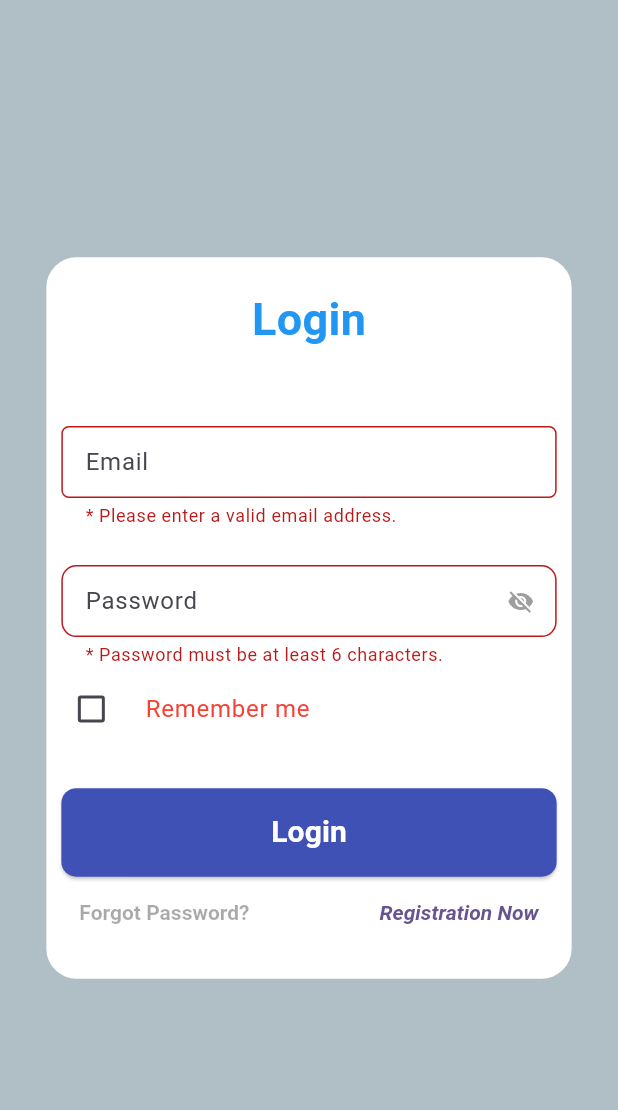
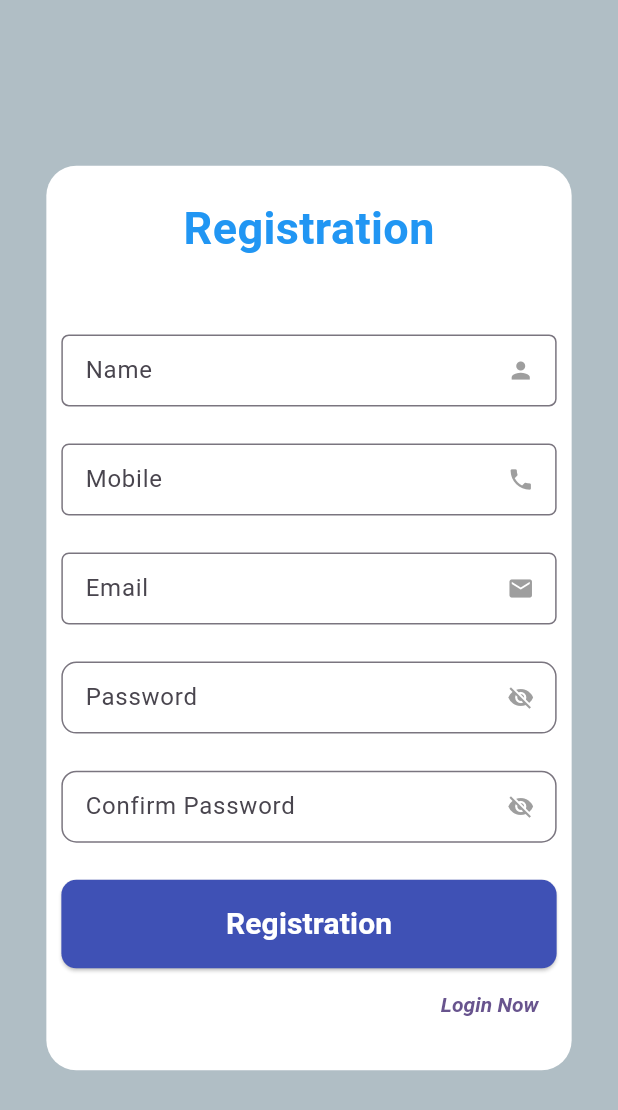
Before and after one commit to mtouseefraza/fluttor_app, a Flutter app: the screen it shows after launch, after a tap on "Login", after a tap on "Registration Now", on a phone screen of 412 x 824 dp. Shown: the top 1110 px of the screen. Run offline on Flutter 3.47's test engine with Material 3 defaults, Android fonts, the light colour scheme and no system bars; our stand-ins replace dio, shared_preferences.

```diff
--- /dev/null
+++ b/lib/config/config.dart
@@ -0,0 +1,6 @@
+class Config {
+  Config._();
+  static const String api = 'http://10.10.26.157:8080/';
+  static const String appName = 'My App';
+
+}
--- a/lib/screens/login.dart
+++ b/lib/screens/login.dart
@@ -4,8 +4,10 @@ import 'dart:convert';
 import 'dart:developer' as developer;
 import 'package:flutter/material.dart';
 import 'package:shared_preferences/shared_preferences.dart';
+import 'package:fluttor_app/services/api_client.dart';
 import 'package:fluttor_app/utils/validator.dart';
 import 'package:fluttor_app/screens/home.dart';
+import 'package:fluttor_app/screens/register.dart';
 
 class LoginScreen extends StatefulWidget {
   const LoginScreen({Key?key}) : super(key:key);
@@ -19,6 +21,7 @@ class _LoginScreenState extends State<LoginScreen> {
   final GlobalKey<FormState> _formKey = GlobalKey<FormState>();
   final TextEditingController email = TextEditingController();
   final TextEditingController password = TextEditingController();
+  final ApiClient _apiClient = ApiClient();
 
   bool _showPassword = false;
   bool _isRembemerMe = false;
@@ -28,7 +31,7 @@ class _LoginScreenState extends State<LoginScreen> {
 
     SharedPreferences prefs = await SharedPreferences.getInstance();
     setState(() {
-      _isRembemerMe = prefs.getBool('_isRembemerMe') ?? false;
+      _isRembemerMe =  prefs.getBool('_isRembemerMe') ?? false;
       if (_isRembemerMe) {
         email.text = prefs.getString('email') ?? '';
         password.text = prefs.getString('password') ?? '';
@@ -48,24 +51,32 @@ class _LoginScreenState extends State<LoginScreen> {
       await prefs.setBool('_isRembemerMe', _isRembemerMe);
       await prefs.setString('email', '');
       await prefs.setString('password', '');
-      dynamic res = {"ErrorCode":null,"data":{'accesstoken':'735754326tfythgfy','name':'touseef'}};
-      if (res['ErrorCode'] == null && res['data']!=null) {
+      dynamic res = await _apiClient.login(
+        email.text, password.text
+      );
+
+      if (res['status'] == 1 && res['data']!=null) {
         await prefs.setString('user', json.encode(res['data']));
         ScaffoldMessenger.of(context).showSnackBar(SnackBar(
-          content: Text('Login Successful.'),
+          content: Text(res['message']),
           backgroundColor: Colors.green.shade300,
         ));
-        if (res['ErrorCode'] == null) {
-          if (_isRembemerMe) {
-            await prefs.setString('email', email.text);
-            await prefs.setString('password', password.text);
-          }
+        if (_isRembemerMe) {
+          await prefs.setString('email', email.text);
+          await prefs.setString('password', password.text);
         }
         Navigator.push(
             context, MaterialPageRoute(
               builder: (context) => HomeScreen(),
             )
         );
+      }else{
+        if(res['message'].isNotEmpty) {
+          ScaffoldMessenger.of(context).showSnackBar(SnackBar(
+            content: Text(res['message']),
+            backgroundColor: Colors.red.shade300,
+          ));
+        }
       }
     }
   }
@@ -80,7 +91,6 @@ class _LoginScreenState extends State<LoginScreen> {
   void initState() {
     super.initState();
     _loadLoginInfo();
-    print("=========");
   }
 
 
@@ -129,7 +139,8 @@ class _LoginScreenState extends State<LoginScreen> {
                               isDense: true,
                               border: OutlineInputBorder(
                                 borderRadius: BorderRadius.circular(5)
-                              )
+                              ),
+
                             ),
                           ),
                           SizedBox(height: size.height * 0.03),
@@ -219,8 +230,11 @@ class _LoginScreenState extends State<LoginScreen> {
                                   textStyle: const TextStyle(fontSize: 14,color: Colors.blueGrey,fontWeight: FontWeight.bold,fontStyle: FontStyle.italic),
                                 ),
                                 onPressed: (){
-                                  print('sadasdasdasdasd');
-                                  developer.log("dddd",name:'sssssssss');
+                                  Navigator.push(
+                                      context, MaterialPageRoute(
+                                          builder: (context) => RegistrationScreen(),
+                                    )
+                                  );
                                 },
                                 child: const Text('Registration Now'),
                               ),
--- a/lib/screens/register.dart
+++ b/lib/screens/register.dart
@@ -0,0 +1,270 @@
+import 'dart:core';
+import 'package:flutter/material.dart';
+import 'package:fluttor_app/services/api_client.dart';
+import 'package:fluttor_app/utils/validator.dart';
+import 'package:fluttor_app/screens/home.dart';
+import 'package:fluttor_app/screens/login.dart';
+
+class RegistrationScreen extends StatefulWidget {
+  const RegistrationScreen({Key?key}) : super(key:key);
+
+  @override
+  State<RegistrationScreen> createState() => _RegistrationScreenState();
+}
+
+class _RegistrationScreenState extends State<RegistrationScreen> {
+
+  final GlobalKey<FormState> _formKey = GlobalKey<FormState>();
+  final TextEditingController name = TextEditingController();
+  final TextEditingController mobile = TextEditingController();
+  final TextEditingController email = TextEditingController();
+  final TextEditingController password = TextEditingController();
+  final TextEditingController confirm_password = TextEditingController();
+  final ApiClient _apiClient = ApiClient();
+
+  bool _showPassword = false;
+
+
+  Future<void> registration() async {
+    if (_formKey.currentState!.validate()) {
+      ScaffoldMessenger.of(context).showSnackBar(SnackBar(
+        content: const Text('Processing Data'),
+        backgroundColor: Colors.green.shade300,
+      ));
+
+      Map data = {};
+      data['Status'] = 1;
+      data['Email'] = email.text;
+      data['Password'] = password.text;
+      data['Mobile'] = mobile.text;
+      data['Name'] = name.text;
+      dynamic res = await _apiClient.registration(data);
+      print(res);
+      if (res['status'] == 1 && res['data']!=null) {
+        ScaffoldMessenger.of(context).showSnackBar(SnackBar(
+          content: Text(res['message']),
+          backgroundColor: Colors.green.shade300,
+        ));
+
+        Navigator.push(
+            context, MaterialPageRoute(
+          builder: (context) => LoginScreen(),
+        )
+        );
+      }else{
+         if(res['error'].isNotEmpty && res['error'].containsKey('Email')){
+          ScaffoldMessenger.of(context).showSnackBar(SnackBar(
+            content: Text(res['error']['Email']),
+            backgroundColor: Colors.red.shade300,
+          ));
+        }else if(res['error'].isNotEmpty && res['error'].containsKey('Mobile')){
+          ScaffoldMessenger.of(context).showSnackBar(SnackBar(
+            content: Text(res['error']['Mobile']),
+            backgroundColor: Colors.red.shade300,
+          ));
+        }else if(res['message'].isNotEmpty) {
+           ScaffoldMessenger.of(context).showSnackBar(SnackBar(
+             content: Text(res['message']),
+             backgroundColor: Colors.red.shade300,
+           ));
+         }
+      }
+    }
+  }
+
+  @override
+  void initState() {
+    super.initState();
+  }
+
+
+  @override
+  Widget build(BuildContext context) {
+    var size = MediaQuery.of(context).size;
+    return Scaffold(
+        backgroundColor: Colors.blueGrey[200],
+        body: Form(
+          key: _formKey,
+          child: Stack(
+            children: [
+              SizedBox(
+                width: size.width,
+                height: size.height,
+                child: Align(
+                  alignment: Alignment.center,
+                  child: Container(
+                    width: size.width * 0.85,
+                    padding: EdgeInsets.symmetric(horizontal: 10,vertical: 20),
+                    decoration: BoxDecoration(
+                        color:Colors.white,
+                        borderRadius: BorderRadius.circular(20)
+                    ),
+                    child: SingleChildScrollView(
+                      child:   Center(
+                          child: Column(
+                            crossAxisAlignment: CrossAxisAlignment.start,
+                            mainAxisAlignment: MainAxisAlignment.center,
+                            children: [
+                              Center(
+                                child: Text(
+                                  'Registration',
+                                  style: TextStyle(fontSize: 30,fontWeight: FontWeight.bold,color: Colors.blue),
+                                ),
+                              ),
+                              SizedBox(height: size.height * 0.06),
+                              TextFormField(
+                                controller: name,
+                                validator:(value) {
+                                  return Validator.validateName(value ?? "");
+                                },
+                                decoration: InputDecoration(
+                                    hintText: "Name",
+                                    isDense: true,
+                                    border: OutlineInputBorder(
+                                        borderRadius: BorderRadius.circular(5)
+                                    ),
+                                    suffixIcon: GestureDetector(
+                                        child: Icon(Icons.person,color:Colors.grey)
+                                    )
+                                ),
+                              ),
+                              SizedBox(height: size.height * 0.03),
+                              TextFormField(
+                                controller:mobile,
+                                keyboardType: TextInputType.number,
+                                validator:(value) {
+                                  return Validator.validateMobile(value ?? "");
+                                },
+                                decoration: InputDecoration(
+                                    hintText: "Mobile",
+                                    isDense: true,
+                                    border: OutlineInputBorder(
+                                        borderRadius: BorderRadius.circular(5)
+                                    ),
+                                    suffixIcon: GestureDetector(
+                                        child: Icon(Icons.phone,color:Colors.grey)
+                                    )
+                                ),
+                              ),
+                              SizedBox(height: size.height * 0.03),
+                              TextFormField(
+                                controller: email,
+                                validator:(value) {
+                                  return Validator.validateEmail(value ?? "");
+                                },
+                                decoration: InputDecoration(
+                                    hintText: "Email",
+                                    isDense: true,
+                                    border: OutlineInputBorder(
+                                        borderRadius: BorderRadius.circular(5)
+                                    ),
+                                    suffixIcon: GestureDetector(
+                                        child: Icon(Icons.email,color:Colors.grey)
+                                    )
+                                ),
+                              ),
+                              SizedBox(height: size.height * 0.03),
+                              TextFormField(
+                                  controller: password,
+                                  validator:(value) {
+                                    return Validator.validatePassword(value ?? "");
+                                  },
+                                  obscureText: _showPassword,
+                                  decoration: InputDecoration(
+                                    suffixIcon: GestureDetector(
+                                      onTap: (){
+                                        setState(() {
+                                          _showPassword = !_showPassword;
+                                        });
+                                      },
+                                      child: Icon(
+                                        _showPassword
+                                            ? Icons.visibility
+                                            : Icons.visibility_off,
+                                        color: Colors.grey,
+                                      ),
+                                    ),
+                                    hintText: "Password",
+                                    isDense: true,
+                                    border: OutlineInputBorder(
+                                      borderRadius: BorderRadius.circular(10),
+                                    ),
+                                  )
+                              ),
+                              SizedBox(height: size.height * 0.03),
+                              TextFormField(
+                                  controller: confirm_password,
+                                  validator:(value) {
+                                    return Validator.validateConfirmPassword(value ?? "",password.text ?? "");
+                                  },
+                                  obscureText: true,
+                                  decoration: InputDecoration(
+                                    suffixIcon: GestureDetector(
+                                      child: Icon(Icons.visibility_off,
+                                        color: Colors.grey,
+                                      ),
+                                    ),
+                                    hintText: "Confirm Password",
+                                    isDense: true,
+                                    border: OutlineInputBorder(
+                                      borderRadius: BorderRadius.circular(10),
+                                    ),
+                                  )
+                              ),
+                              SizedBox(height: size.height * 0.03),
+                              Row(
+                                mainAxisAlignment: MainAxisAlignment.center,
+                                children: [
+                                  Expanded(
+                                      child: ElevatedButton(
+                                        onPressed: registration,
+                                        style: ElevatedButton.styleFrom(
+                                            backgroundColor:Colors.indigo,
+                                            shape: RoundedRectangleBorder(
+                                              borderRadius: BorderRadius.circular(10),
+                                            ),
+                                            padding: EdgeInsets.symmetric(horizontal: 40,vertical:15)
+                                        ),
+                                        child: Text(
+                                          'Registration',
+                                          style: TextStyle(
+                                              fontWeight: FontWeight.bold,
+                                              fontSize: 20,
+                                              color: Colors.white
+                                          ),
+                                        ),
+                                      )
+                                  ),
+                                ],
+                              ),
+                              Row(
+                                mainAxisAlignment: MainAxisAlignment.end,
+                                children: <Widget> [
+                                  TextButton(
+                                    style: TextButton.styleFrom(
+                                      textStyle: const TextStyle(fontSize: 14,color: Colors.blueGrey,fontWeight: FontWeight.bold,fontStyle: FontStyle.italic),
+                                    ),
+                                    onPressed: (){
+                                      Navigator.push(
+                                          context, MaterialPageRoute(
+                                        builder: (context) => LoginScreen(),
+                                      )
+                                      );
+                                    },
+                                    child: const Text('Login Now'),
+                                  ),
+                                ],
+                              ),
+                            ],
+                          )
+                      ),
+                    ),
+                  ),
+                ),
+              )
+            ],
+          ),
+        )
+    );
+  }
+}
--- a/pubspec.yaml
+++ b/pubspec.yaml
@@ -37,6 +37,8 @@ dependencies:
   # Use with the CupertinoIcons class for iOS style icons.
   cupertino_icons: ^1.0.6
   shared_preferences: ^2.2.3
+  dio: ^4.0.6
+  loader_overlay: ^4.0.0
 
 dev_dependencies:
   flutter_test:
```
Also changed, not shown: lib/screens/home.dart (+71 -1 lines), lib/services/api_client.dart (added, +53 -0 lines), lib/utils/validator.dart (+20 -0 lines), lib/widget/appBar.dart (added, +12 -0 lines), pubspec.lock, 1 other file.
